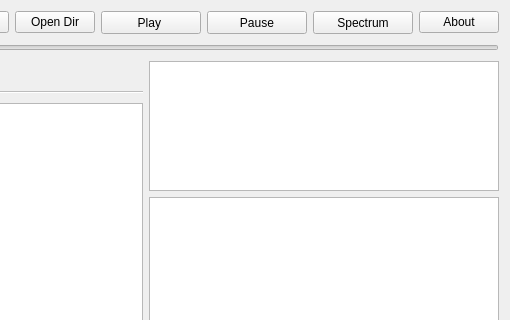
manushanga/vrok, file frontend/vrokmain.ui: the form before one commit; both pictures show x 168 to 678 and y 0 to 320 of the 678 by 452 pixel window.
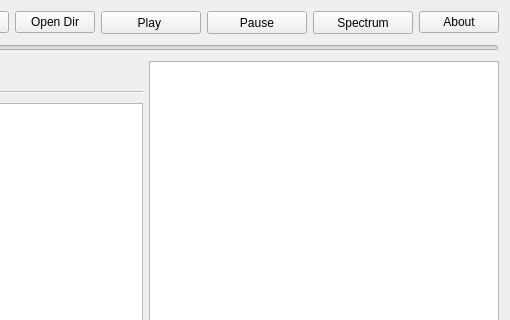
The form after the commit.

What changed in the file:
```diff
--- a/frontend/vrokmain.ui
+++ b/frontend/vrokmain.ui
@@ -258,28 +258,6 @@
       </item>
       <item>
        <layout class="QVBoxLayout" name="vlColumn2">
-        <item>
-         <widget class="QGraphicsView" name="gvDisplay">
-          <property name="sizePolicy">
-           <sizepolicy hsizetype="Expanding" vsizetype="Fixed">
-            <horstretch>0</horstretch>
-            <verstretch>0</verstretch>
-           </sizepolicy>
-          </property>
-          <property name="minimumSize">
-           <size>
-            <width>0</width>
-            <height>130</height>
-           </size>
-          </property>
-          <property name="maximumSize">
-           <size>
-            <width>16777215</width>
-            <height>130</height>
-           </size>
-          </property>
-         </widget>
-        </item>
         <item>
          <widget class="QListView" name="lvFiles">
           <property name="horizontalScrollBarPolicy">
```
